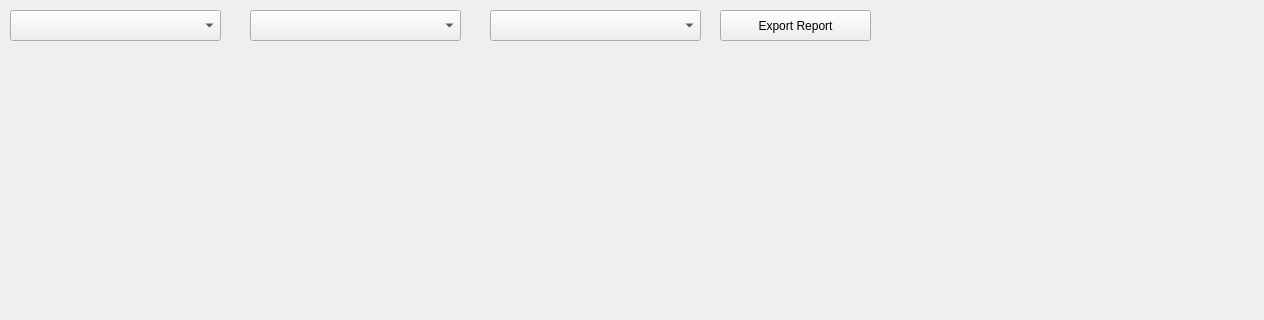
Qt form artifacts/plot_activ.ui (KarimMAJDOUB/GCInO-EM) before a commit; both pictures show x 0 to 1264 and y 0 to 320 of the 1264 by 779 pixel window.
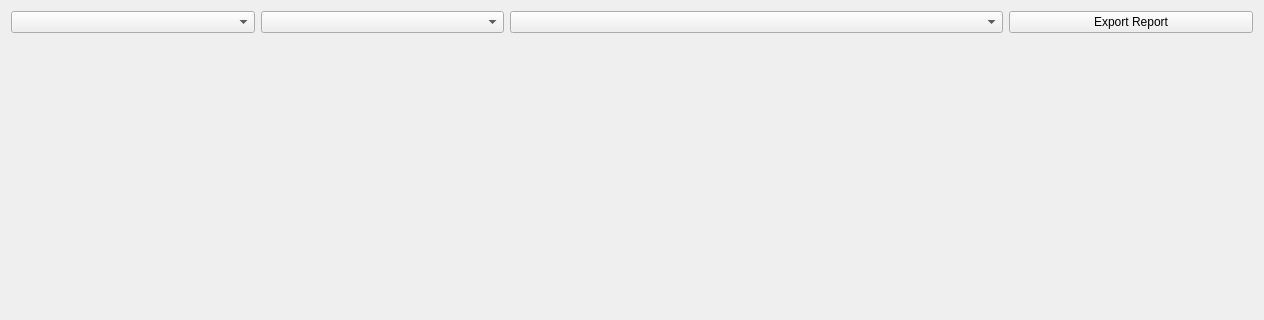
The same form after that commit.

Commit message:
Layout auto
layout auto in qt designer

```diff
--- a/artifacts/plot_activ.ui
+++ b/artifacts/plot_activ.ui
@@ -13,101 +13,51 @@
   <property name="windowTitle">
    <string>Form</string>
   </property>
-  <widget class="QComboBox" name="project_box">
-   <property name="geometry">
-    <rect>
-     <x>10</x>
-     <y>10</y>
-     <width>211</width>
-     <height>31</height>
-    </rect>
-   </property>
-  </widget>
-  <widget class="QWidget" name="widget" native="true">
-   <property name="geometry">
-    <rect>
-     <x>0</x>
-     <y>70</y>
-     <width>571</width>
-     <height>311</height>
-    </rect>
-   </property>
-  </widget>
-  <widget class="QWidget" name="widget_2" native="true">
-   <property name="enabled">
-    <bool>true</bool>
-   </property>
-   <property name="geometry">
-    <rect>
-     <x>600</x>
-     <y>70</y>
-     <width>641</width>
-     <height>311</height>
-    </rect>
-   </property>
-  </widget>
-  <widget class="QWidget" name="widget_3" native="true">
-   <property name="enabled">
-    <bool>true</bool>
-   </property>
-   <property name="geometry">
-    <rect>
-     <x>0</x>
-     <y>400</y>
-     <width>561</width>
-     <height>371</height>
-    </rect>
-   </property>
-  </widget>
-  <widget class="QWidget" name="widget_4" native="true">
-   <property name="enabled">
-    <bool>true</bool>
-   </property>
-   <property name="geometry">
-    <rect>
-     <x>580</x>
-     <y>400</y>
-     <width>661</width>
-     <height>371</height>
-    </rect>
-   </property>
-  </widget>
-  <widget class="QComboBox" name="person_box">
-   <property name="geometry">
-    <rect>
-     <x>250</x>
-     <y>10</y>
-     <width>211</width>
-     <height>31</height>
-    </rect>
-   </property>
-  </widget>
-  <widget class="QComboBox" name="object_box">
-   <property name="geometry">
-    <rect>
-     <x>490</x>
-     <y>10</y>
-     <width>211</width>
-     <height>31</height>
-    </rect>
-   </property>
-  </widget>
-  <widget class="QPushButton" name="export_btn">
-   <property name="geometry">
-    <rect>
-     <x>720</x>
-     <y>10</y>
-     <width>151</width>
-     <height>31</height>
-    </rect>
-   </property>
-   <property name="cursor">
-    <cursorShape>PointingHandCursor</cursorShape>
-   </property>
-   <property name="text">
-    <string>Export Report</string>
-   </property>
-  </widget>
+  <layout class="QGridLayout" name="gridLayout">
+   <item row="0" column="0">
+    <widget class="QComboBox" name="project_box"/>
+   </item>
+   <item row="0" column="1">
+    <widget class="QComboBox" name="person_box"/>
+   </item>
+   <item row="0" column="2" colspan="2">
+    <widget class="QComboBox" name="object_box"/>
+   </item>
+   <item row="0" column="4">
+    <widget class="QPushButton" name="export_btn">
+     <property name="cursor">
+      <cursorShape>PointingHandCursor</cursorShape>
+     </property>
+     <property name="text">
+      <string>Export Report</string>
+     </property>
+    </widget>
+   </item>
+   <item row="1" column="0" colspan="3">
+    <widget class="QWidget" name="widget" native="true"/>
+   </item>
+   <item row="1" column="3" colspan="2">
+    <widget class="QWidget" name="widget_2" native="true">
+     <property name="enabled">
+      <bool>true</bool>
+     </property>
+    </widget>
+   </item>
+   <item row="2" column="0" colspan="3">
+    <widget class="QWidget" name="widget_3" native="true">
+     <property name="enabled">
+      <bool>true</bool>
+     </property>
+    </widget>
+   </item>
+   <item row="2" column="3" colspan="2">
+    <widget class="QWidget" name="widget_4" native="true">
+     <property name="enabled">
+      <bool>true</bool>
+     </property>
+    </widget>
+   </item>
+  </layout>
  </widget>
  <resources/>
  <connections/>
```
The commit also changes 38 other files.
